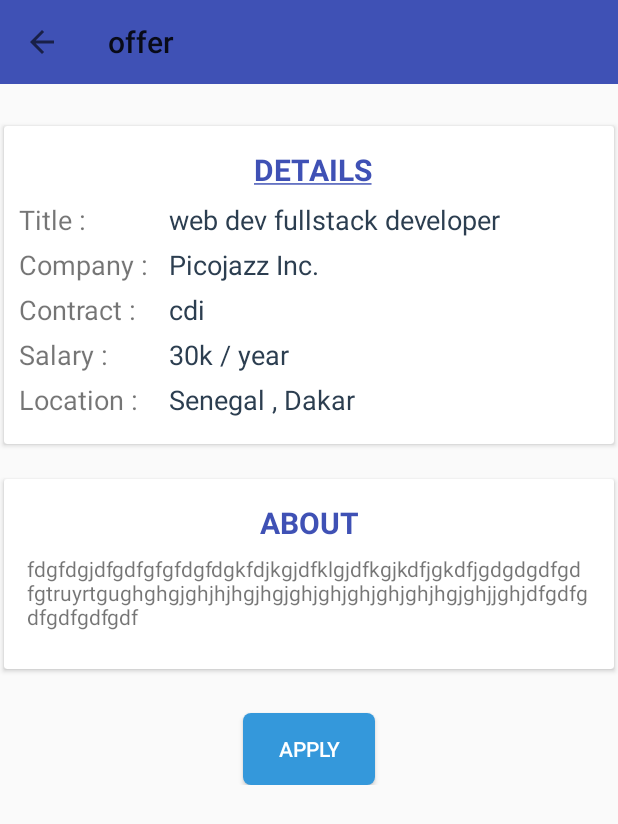
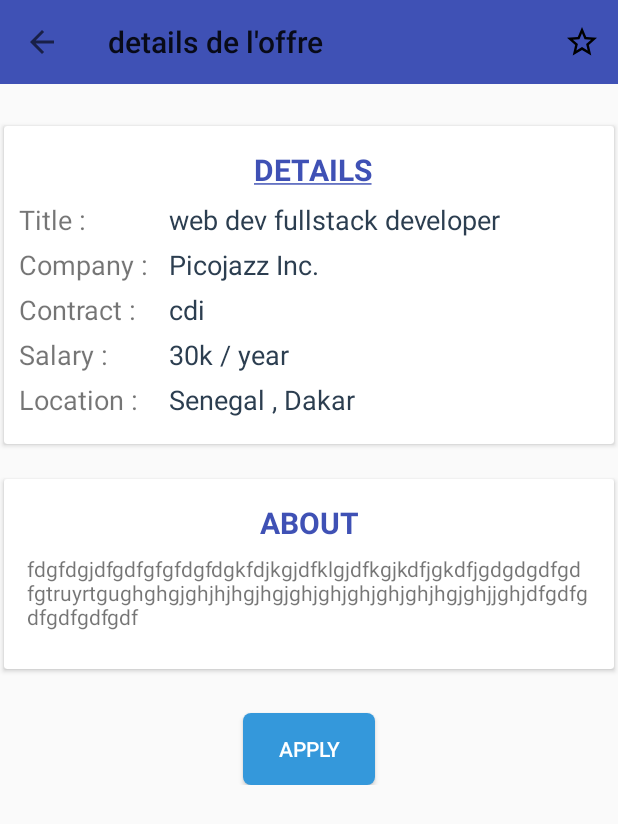
Before and after one commit to picojazz/PicojazzJobsAndriodApp, an Android app: the OfferActivity screen opened directly, with no data from a screen before it, on a phone screen of 412 x 824 dp. Shown: the top 824 px of the screen. Run offline under Robolectric (Android 15) with nearby library versions, the phone set to English and light mode, and no system bars.

Commit message:
finish offer details

```diff
--- a/app/build.gradle
+++ b/app/build.gradle
@@ -17,6 +17,7 @@ android {
             proguardFiles getDefaultProguardFile('proguard-android.txt'), 'proguard-rules.pro'
         }
     }
+
 }
 
 dependencies {
@@ -30,5 +31,6 @@ dependencies {
     compile 'org.jbundle.util.osgi.wrapped:org.jbundle.util.osgi.wrapped.org.apache.http.client:4.1.2'
     compile 'com.android.support:cardview-v7:26.+'
     compile 'com.miguelcatalan:materialsearchview:1.4.0'
+
     testCompile 'junit:junit:4.12'
 }
--- a/app/src/main/java/com/example/supschool/picojazzemploiapp/OfferActivity.java
+++ b/app/src/main/java/com/example/supschool/picojazzemploiapp/OfferActivity.java
@@ -1,14 +1,29 @@
 package com.example.supschool.picojazzemploiapp;
 
+import android.app.ProgressDialog;
 import android.graphics.Color;
+import android.os.AsyncTask;
 import android.support.v7.app.AppCompatActivity;
 import android.os.Bundle;
 import android.support.v7.widget.Toolbar;
 import android.view.Menu;
 import android.view.MenuItem;
 import android.widget.TextView;
+import android.widget.Toast;
+
+import org.apache.http.client.HttpClient;
+import org.apache.http.client.ResponseHandler;
+import org.apache.http.client.methods.HttpGet;
+import org.apache.http.impl.client.BasicResponseHandler;
+import org.apache.http.impl.client.DefaultHttpClient;
+import org.json.JSONObject;
+
 
 public class OfferActivity extends AppCompatActivity {
+    private String offer_id;
+    private Offer offer;
+    private ProgressDialog dialog;
+    private TextView title,company,contract,salary,location,about;
 
     @Override
     protected void onCreate(Bundle savedInstanceState) {
@@ -17,11 +32,25 @@ public class OfferActivity extends AppCompatActivity {
 
         Toolbar toolbar =(Toolbar) findViewById(R.id.toolbar_offer);
         setSupportActionBar(toolbar);
-        getSupportActionBar().setTitle("offer");
+        getSupportActionBar().setTitle("details de l'offre");
         //toolbar.setTitleTextColor(Color.parseColor("#000"));
         getSupportActionBar().setDisplayHomeAsUpEnabled(true);
 
-        String offer_id = getIntent().getStringExtra("offer_id");
+
+        dialog = new ProgressDialog(this);
+        dialog.setMessage(getString(R.string.waiting));
+
+         offer_id = getIntent().getStringExtra("offer_id");
+
+        DetailsOffer detailsOffer = new DetailsOffer();
+        detailsOffer.execute("http://192.168.56.1:8080/api/offers/"+offer_id);
+
+        title = (TextView)findViewById(R.id.offer_title);
+        company = (TextView)findViewById(R.id.offer_company);
+        contract = (TextView)findViewById(R.id.offer_contract);
+        salary = (TextView)findViewById(R.id.offer_salary);
+        location = (TextView)findViewById(R.id.offer_location);
+        about = (TextView)findViewById(R.id.offer_about);
 
     }
 
@@ -37,4 +66,51 @@ public class OfferActivity extends AppCompatActivity {
         finish();
         return true;
     }
+
+    protected class DetailsOffer extends AsyncTask<String, Void, String>{
+        @Override
+        protected void onPreExecute() {
+            dialog.show();
+        }
+
+        @Override
+        protected String doInBackground(String... params) {
+
+            try{
+                HttpClient client = new DefaultHttpClient();
+                HttpGet get = new HttpGet(params[0]);
+                ResponseHandler<String> buffer = new BasicResponseHandler();
+                String result = client.execute(get, buffer);
+                return result;
+
+            }catch (Exception e){
+                e.printStackTrace();
+                return null;
+
+            }
+
+        }
+
+        @Override
+        protected void onPostExecute(String s) {
+            dialog.dismiss();
+            if (s == null) {
+                Toast.makeText(OfferActivity.this, "erreur de connexion", Toast.LENGTH_SHORT).show();
+                return;
+            }
+            try{
+                JSONObject json = new JSONObject(s);
+                title.setText(json.getString("title"));
+                contract.setText(json.getString("contract"));
+                salary.setText(json.getString("salary")+" / year");
+                location.setText(json.getString("place"));
+                about.setText(json.getString("about"));
+
+
+            }catch(Exception e){
+                e.printStackTrace();
+            }
+
+        }
+    }
 }
--- /dev/null
+++ b/app/src/main/res/drawable/ic_star_border_black_24dp.xml
@@ -0,0 +1,9 @@
+<vector xmlns:android="http://schemas.android.com/apk/res/android"
+        android:width="24dp"
+        android:height="24dp"
+        android:viewportWidth="24.0"
+        android:viewportHeight="24.0">
+    <path
+        android:fillColor="#FF000000"
+        android:pathData="M22,9.24l-7.19,-0.62L12,2 9.19,8.63 2,9.24l5.46,4.73L5.82,21 12,17.27 18.18,21l-1.63,-7.03L22,9.24zM12,15.4l-3.76,2.27 1,-4.28 -3.32,-2.88 4.38,-0.38L12,6.1l1.71,4.04 4.38,0.38 -3.32,2.88 1,4.28L12,15.4z"/>
+</vector>
--- a/app/src/main/res/layout/activity_offer.xml
+++ b/app/src/main/res/layout/activity_offer.xml
@@ -16,9 +16,10 @@
         android:layout_width="0dp"
         android:layout_height="56dp"
         android:background="@color/colorPrimary"
-        tools:layout_editor_absoluteY="25dp"
+
         app:layout_constraintLeft_toLeftOf="parent"
-        app:layout_constraintRight_toRightOf="parent" />
+        app:layout_constraintRight_toRightOf="parent"
+        tools:layout_editor_absoluteY="25dp" />
         <android.support.v7.widget.CardView
             android:id="@+id/offer_view"
             android:layout_width="0dp"
--- a/app/src/main/res/menu/offer_action_bar.xml
+++ b/app/src/main/res/menu/offer_action_bar.xml
@@ -2,6 +2,10 @@
 <menu xmlns:android="http://schemas.android.com/apk/res/android"
     xmlns:app="http://schemas.android.com/apk/res-auto">
 
+    <item android:id="@+id/fav"
+        android:icon="@drawable/ic_star_border_black_24dp"
+        app:showAsAction="always"/>
+
 
 
 </menu>
```
